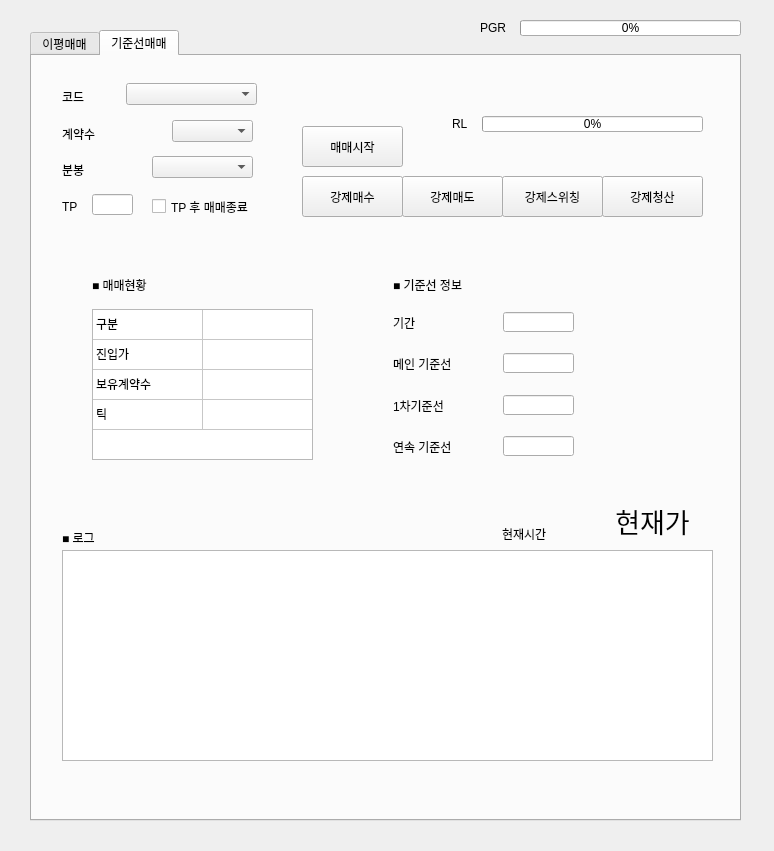
75sblee/20251111_apricot---apricot_KW_KOSPI_F_ma_point_v01, file ui/qt/main.ui: the form before one commit.
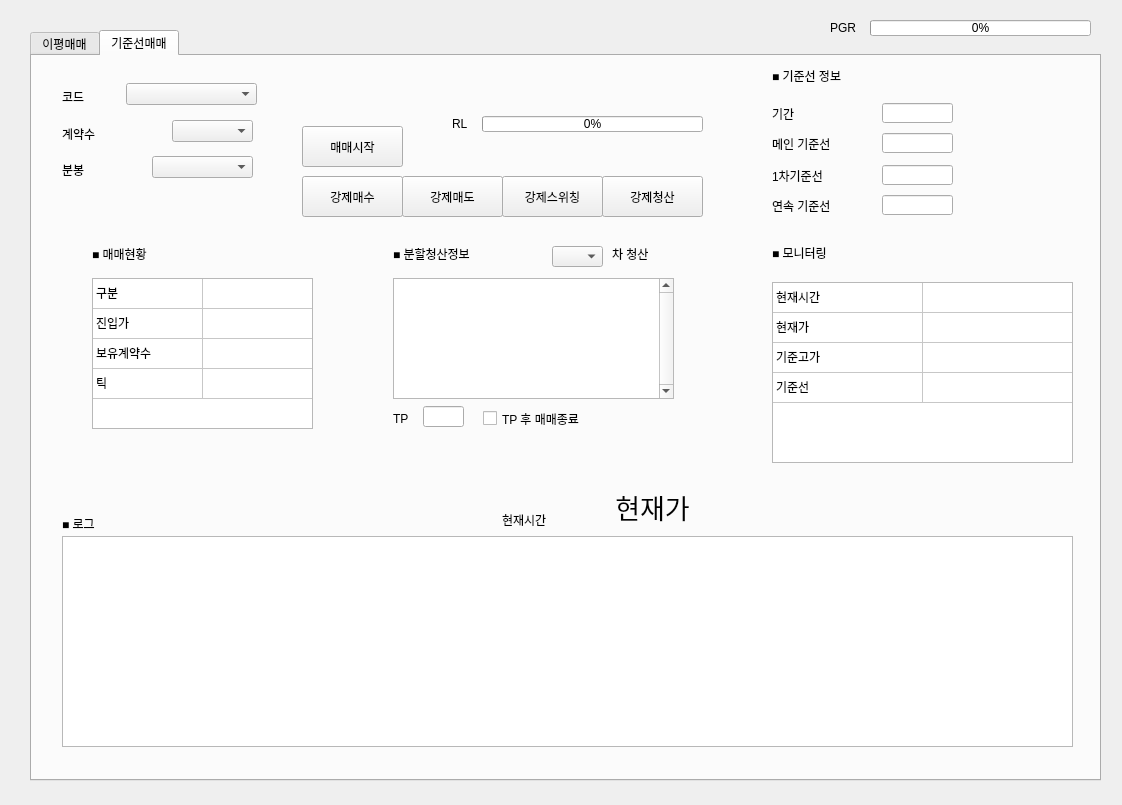
The form after the commit.

Diff of the .ui file:
```diff
--- a/ui/qt/main.ui
+++ b/ui/qt/main.ui
@@ -6,8 +6,8 @@
    <rect>
     <x>0</x>
     <y>0</y>
-    <width>774</width>
-    <height>851</height>
+    <width>1122</width>
+    <height>805</height>
    </rect>
   </property>
   <property name="font">
@@ -24,8 +24,8 @@
      <rect>
       <x>30</x>
       <y>30</y>
-      <width>711</width>
-      <height>791</height>
+      <width>1071</width>
+      <height>751</height>
      </rect>
     </property>
     <property name="currentIndex">
@@ -675,7 +675,7 @@
       <property name="geometry">
        <rect>
         <x>60</x>
-        <y>253</y>
+        <y>222</y>
         <width>221</width>
         <height>151</height>
        </rect>
@@ -750,7 +750,7 @@
       <property name="geometry">
        <rect>
         <x>60</x>
-        <y>218</y>
+        <y>187</y>
         <width>91</width>
         <height>21</height>
        </rect>
@@ -763,7 +763,7 @@
       <property name="geometry">
        <rect>
         <x>560</x>
-        <y>444</y>
+        <y>430</y>
         <width>121</width>
         <height>41</height>
        </rect>
@@ -893,7 +893,7 @@
       <property name="geometry">
        <rect>
         <x>30</x>
-        <y>474</y>
+        <y>460</y>
         <width>91</width>
         <height>16</height>
        </rect>
@@ -982,8 +982,8 @@
       <property name="geometry">
        <rect>
         <x>30</x>
-        <y>494</y>
-        <width>651</width>
+        <y>480</y>
+        <width>1011</width>
         <height>211</height>
        </rect>
       </property>
@@ -1030,8 +1030,8 @@
      <widget class="QLabel" name="time_lb_9">
       <property name="geometry">
        <rect>
-        <x>361</x>
-        <y>218</y>
+        <x>740</x>
+        <y>9</y>
         <width>141</width>
         <height>21</height>
        </rect>
@@ -1044,7 +1044,7 @@
       <property name="geometry">
        <rect>
         <x>470</x>
-        <y>470</y>
+        <y>456</y>
         <width>81</width>
         <height>16</height>
        </rect>
@@ -1056,8 +1056,8 @@
      <widget class="QLabel" name="label_13">
       <property name="geometry">
        <rect>
-        <x>361</x>
-        <y>300</y>
+        <x>740</x>
+        <y>80</y>
         <width>101</width>
         <height>16</height>
        </rect>
@@ -1069,8 +1069,8 @@
      <widget class="QLineEdit" name="line_base_le">
       <property name="geometry">
        <rect>
-        <x>471</x>
-        <y>297</y>
+        <x>850</x>
+        <y>77</y>
         <width>71</width>
         <height>20</height>
        </rect>
@@ -1079,8 +1079,8 @@
      <widget class="QLineEdit" name="line_1_le">
       <property name="geometry">
        <rect>
-        <x>471</x>
-        <y>339</y>
+        <x>850</x>
+        <y>109</y>
         <width>71</width>
         <height>20</height>
        </rect>
@@ -1089,8 +1089,8 @@
      <widget class="QLabel" name="label_14">
       <property name="geometry">
        <rect>
-        <x>361</x>
-        <y>342</y>
+        <x>740</x>
+        <y>112</y>
         <width>101</width>
         <height>16</height>
        </rect>
@@ -1102,8 +1102,8 @@
      <widget class="QLabel" name="label_15">
       <property name="geometry">
        <rect>
-        <x>361</x>
-        <y>383</y>
+        <x>740</x>
+        <y>142</y>
         <width>111</width>
         <height>16</height>
        </rect>
@@ -1115,8 +1115,8 @@
      <widget class="QLineEdit" name="line_rpt_le">
       <property name="geometry">
        <rect>
-        <x>471</x>
-        <y>380</y>
+        <x>850</x>
+        <y>139</y>
         <width>71</width>
         <height>20</height>
        </rect>
@@ -1125,8 +1125,8 @@
      <widget class="QLineEdit" name="period_le">
       <property name="geometry">
        <rect>
-        <x>471</x>
-        <y>256</y>
+        <x>850</x>
+        <y>47</y>
         <width>71</width>
         <height>20</height>
        </rect>
@@ -1135,8 +1135,8 @@
      <widget class="QLabel" name="label_16">
       <property name="geometry">
        <rect>
-        <x>361</x>
-        <y>259</y>
+        <x>740</x>
+        <y>50</y>
         <width>71</width>
         <height>16</height>
        </rect>
@@ -1200,8 +1200,8 @@
      <widget class="QLineEdit" name="tp_le_2">
       <property name="geometry">
        <rect>
-        <x>60</x>
-        <y>138</y>
+        <x>391</x>
+        <y>350</y>
         <width>41</width>
         <height>21</height>
        </rect>
@@ -1210,8 +1210,8 @@
      <widget class="QCheckBox" name="checkBox_2">
       <property name="geometry">
        <rect>
-        <x>120</x>
-        <y>140</y>
+        <x>451</x>
+        <y>352</y>
         <width>121</width>
         <height>21</height>
        </rect>
@@ -1223,8 +1223,8 @@
      <widget class="QLabel" name="label_17">
       <property name="geometry">
        <rect>
-        <x>30</x>
-        <y>140</y>
+        <x>361</x>
+        <y>352</y>
         <width>31</width>
         <height>21</height>
        </rect>
@@ -1233,12 +1233,257 @@
        <string>TP</string>
       </property>
      </widget>
+     <widget class="QLabel" name="time_lb_7">
+      <property name="geometry">
+       <rect>
+        <x>361</x>
+        <y>187</y>
+        <width>161</width>
+        <height>21</height>
+       </rect>
+      </property>
+      <property name="text">
+       <string>■ 분할청산정보</string>
+      </property>
+     </widget>
+     <widget class="QComboBox" name="clear_cnt_cb_1">
+      <property name="geometry">
+       <rect>
+        <x>520</x>
+        <y>190</y>
+        <width>51</width>
+        <height>21</height>
+       </rect>
+      </property>
+      <item>
+       <property name="text">
+        <string/>
+       </property>
+      </item>
+      <item>
+       <property name="text">
+        <string>1</string>
+       </property>
+      </item>
+      <item>
+       <property name="text">
+        <string>2</string>
+       </property>
+      </item>
+      <item>
+       <property name="text">
+        <string>3</string>
+       </property>
+      </item>
+      <item>
+       <property name="text">
+        <string>4</string>
+       </property>
+      </item>
+      <item>
+       <property name="text">
+        <string>5</string>
+       </property>
+      </item>
+      <item>
+       <property name="text">
+        <string>6</string>
+       </property>
+      </item>
+      <item>
+       <property name="text">
+        <string>7</string>
+       </property>
+      </item>
+      <item>
+       <property name="text">
+        <string>8</string>
+       </property>
+      </item>
+      <item>
+       <property name="text">
+        <string>9</string>
+       </property>
+      </item>
+     </widget>
+     <widget class="QLabel" name="time_lb_10">
+      <property name="geometry">
+       <rect>
+        <x>580</x>
+        <y>187</y>
+        <width>61</width>
+        <height>21</height>
+       </rect>
+      </property>
+      <property name="text">
+       <string>차 청산</string>
+      </property>
+     </widget>
+     <widget class="QTableWidget" name="clear_table_tw_1">
+      <property name="geometry">
+       <rect>
+        <x>361</x>
+        <y>222</y>
+        <width>281</width>
+        <height>121</height>
+       </rect>
+      </property>
+      <property name="verticalScrollBarPolicy">
+       <enum>Qt::ScrollBarAlwaysOn</enum>
+      </property>
+      <property name="horizontalScrollBarPolicy">
+       <enum>Qt::ScrollBarAlwaysOff</enum>
+      </property>
+      <property name="rowCount">
+       <number>0</number>
+      </property>
+      <property name="columnCount">
+       <number>3</number>
+      </property>
+      <attribute name="horizontalHeaderVisible">
+       <bool>false</bool>
+      </attribute>
+      <attribute name="horizontalHeaderMinimumSectionSize">
+       <number>34</number>
+      </attribute>
+      <attribute name="horizontalHeaderDefaultSectionSize">
+       <number>87</number>
+      </attribute>
+      <attribute name="verticalHeaderVisible">
+       <bool>false</bool>
+      </attribute>
+      <attribute name="verticalHeaderDefaultSectionSize">
+       <number>32</number>
+      </attribute>
+      <column>
+       <property name="text">
+        <string>차수</string>
+       </property>
+      </column>
+      <column>
+       <property name="text">
+        <string>목표틱</string>
+       </property>
+      </column>
+      <column>
+       <property name="text">
+        <string>개수</string>
+       </property>
+      </column>
+     </widget>
+     <widget class="QTableWidget" name="mnt_tw_line">
+      <property name="geometry">
+       <rect>
+        <x>740</x>
+        <y>226</y>
+        <width>301</width>
+        <height>181</height>
+       </rect>
+      </property>
+      <property name="verticalScrollBarPolicy">
+       <enum>Qt::ScrollBarAlwaysOff</enum>
+      </property>
+      <property name="horizontalScrollBarPolicy">
+       <enum>Qt::ScrollBarAlwaysOff</enum>
+      </property>
+      <property name="rowCount">
+       <number>4</number>
+      </property>
+      <property name="columnCount">
+       <number>2</number>
+      </property>
+      <attribute name="horizontalHeaderVisible">
+       <bool>false</bool>
+      </attribute>
+      <attribute name="horizontalHeaderDefaultSectionSize">
+       <number>150</number>
+      </attribute>
+      <attribute name="verticalHeaderVisible">
+       <bool>false</bool>
+      </attribute>
+      <row/>
+      <row/>
+      <row/>
+      <row/>
+      <column/>
+      <column/>
+      <item row="0" column="0">
+       <property name="text">
+        <string>현재시간</string>
+       </property>
+      </item>
+      <item row="1" column="0">
+       <property name="text">
+        <string>현재가</string>
+       </property>
+      </item>
+      <item row="2" column="0">
+       <property name="text">
+        <string>기준고가</string>
+       </property>
+      </item>
+      <item row="3" column="0">
+       <property name="text">
+        <string>기준선</string>
+       </property>
+      </item>
+     </widget>
+     <widget class="QLabel" name="time_lb_11">
+      <property name="geometry">
+       <rect>
+        <x>740</x>
+        <y>186</y>
+        <width>151</width>
+        <height>21</height>
+       </rect>
+      </property>
+      <property name="text">
+       <string>■ 모니터링</string>
+      </property>
+     </widget>
+     <zorder>mnt_tw_line</zorder>
+     <zorder>table_tw_1</zorder>
+     <zorder>time_lb_6</zorder>
+     <zorder>price_c_lb_1</zorder>
+     <zorder>min_cb_1</zorder>
+     <zorder>label_8</zorder>
+     <zorder>code_cb_1</zorder>
+     <zorder>label_9</zorder>
+     <zorder>time_lb_8</zorder>
+     <zorder>rl_bar_1</zorder>
+     <zorder>buy_cnt_cb_1</zorder>
+     <zorder>log_tb_1</zorder>
+     <zorder>label_10</zorder>
+     <zorder>start_pb_1</zorder>
+     <zorder>label_11</zorder>
+     <zorder>time_lb_9</zorder>
+     <zorder>time_lb_1</zorder>
+     <zorder>label_13</zorder>
+     <zorder>line_base_le</zorder>
+     <zorder>line_1_le</zorder>
+     <zorder>label_14</zorder>
+     <zorder>label_15</zorder>
+     <zorder>line_rpt_le</zorder>
+     <zorder>period_le</zorder>
+     <zorder>label_16</zorder>
+     <zorder>medo_pb_1</zorder>
+     <zorder>clear_pb_1</zorder>
+     <zorder>mesu_pb_1</zorder>
+     <zorder>switching_pb_1</zorder>
+     <zorder>tp_le_2</zorder>
+     <zorder>checkBox_2</zorder>
+     <zorder>label_17</zorder>
+     <zorder>time_lb_7</zorder>
+     <zorder>clear_cnt_cb_1</zorder>
+     <zorder>time_lb_10</zorder>
+     <zorder>clear_table_tw_1</zorder>
+     <zorder>time_lb_11</zorder>
     </widget>
    </widget>
    <widget class="QLabel" name="label_7">
     <property name="geometry">
      <rect>
-      <x>480</x>
+      <x>830</x>
       <y>20</y>
       <width>31</width>
       <height>16</height>
@@ -1251,7 +1496,7 @@
    <widget class="QProgressBar" name="bar_pgr">
     <property name="geometry">
      <rect>
-      <x>520</x>
+      <x>870</x>
       <y>20</y>
       <width>221</width>
       <height>16</height>
```
Left out of the diff: 98 changed lines with no effect on the pictures.
